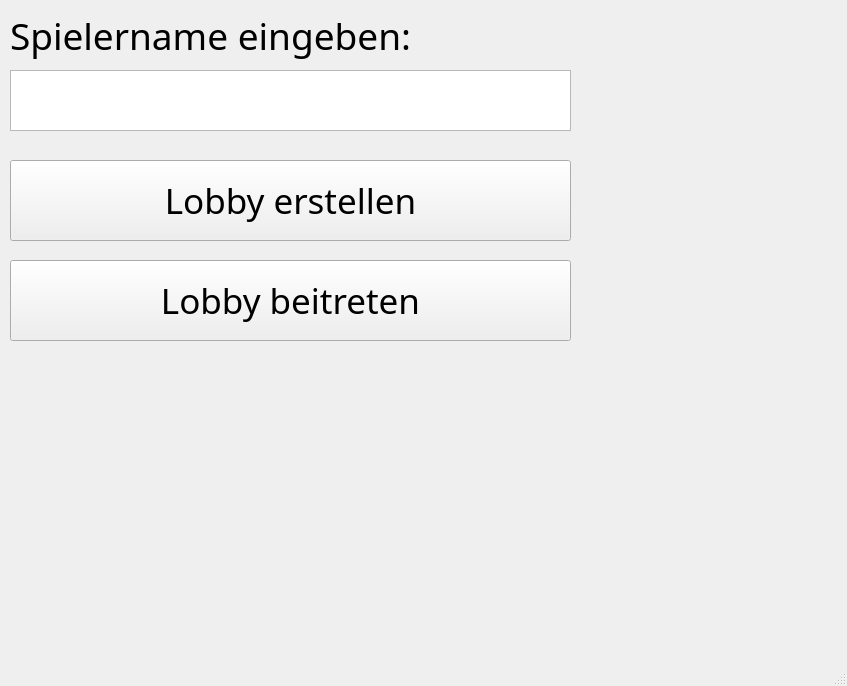
Before: the Qt Designer form Qwirkle-master/ProjectQ/mainwindow.ui in Praktikumsgruppe-1/Qwirkle, drawn with Qt 5.
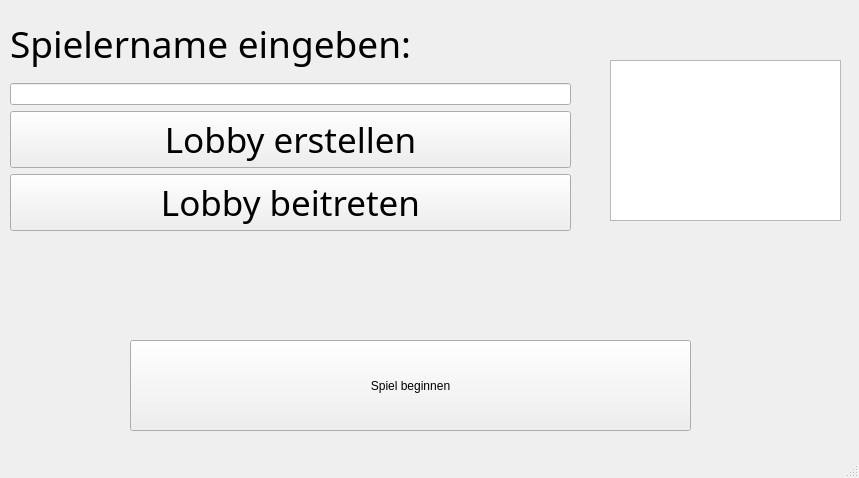
After: the same form once the commit is applied.

Patch:
```diff
--- a/Qwirkle-master/ProjectQ/mainwindow.ui
+++ b/Qwirkle-master/ProjectQ/mainwindow.ui
@@ -6,23 +6,49 @@
    <rect>
     <x>0</x>
     <y>0</y>
-    <width>847</width>
-    <height>686</height>
+    <width>859</width>
+    <height>478</height>
    </rect>
   </property>
   <property name="windowTitle">
    <string>MainWindow</string>
   </property>
   <widget class="QWidget" name="centralwidget">
-   <widget class="QLabel" name="label">
+   <widget class="QPushButton" name="pushButton_3">
+    <property name="geometry">
+     <rect>
+      <x>130</x>
+      <y>340</y>
+      <width>561</width>
+      <height>91</height>
+     </rect>
+    </property>
+    <property name="text">
+     <string>Spiel beginnen</string>
+    </property>
+   </widget>
+   <widget class="QPlainTextEdit" name="logEditor">
+    <property name="geometry">
+     <rect>
+      <x>610</x>
+      <y>60</y>
+      <width>231</width>
+      <height>161</height>
+     </rect>
+    </property>
+   </widget>
+   <widget class="QWidget" name="">
     <property name="geometry">
      <rect>
       <x>10</x>
       <y>10</y>
-      <width>611</width>
-      <height>51</height>
+      <width>561</width>
+      <height>221</height>
      </rect>
     </property>
+    <layout class="QVBoxLayout" name="verticalLayout_2">
+     <item>
+      <widget class="QLabel" name="label">
     <property name="font">
      <font>
       <family>Candara Light</family>
@@ -33,32 +59,12 @@
      <string>Spielername eingeben:</string>
     </property>
    </widget>
-   <widget class="QTextBrowser" name="textBrowser">
-    <property name="geometry">
-     <rect>
-      <x>10</x>
-      <y>70</y>
-      <width>561</width>
-      <height>61</height>
-     </rect>
-    </property>
-    <property name="font">
-     <font>
-      <family>Candara Light</family>
-      <pointsize>24</pointsize>
-      <italic>true</italic>
-     </font>
-    </property>
-   </widget>
-   <widget class="QPushButton" name="pushButton">
-    <property name="geometry">
-     <rect>
-      <x>10</x>
-      <y>160</y>
-      <width>561</width>
-      <height>81</height>
-     </rect>
-    </property>
+     </item>
+     <item>
+      <widget class="QLineEdit" name="lineEdit"/>
+     </item>
+     <item>
+      <widget class="QPushButton" name="startStopButton">
     <property name="font">
      <font>
       <family>Candara Light</family>
@@ -69,15 +75,9 @@
      <string>Lobby erstellen</string>
     </property>
    </widget>
-   <widget class="QPushButton" name="pushButton_2">
-    <property name="geometry">
-     <rect>
-      <x>10</x>
-      <y>260</y>
-      <width>561</width>
-      <height>81</height>
-     </rect>
-    </property>
+     </item>
+     <item>
+      <widget class="QPushButton" name="connectButton">
     <property name="font">
      <font>
       <family>Candara Light</family>
@@ -88,6 +88,9 @@
      <string>Lobby beitreten</string>
     </property>
    </widget>
+     </item>
+    </layout>
+   </widget>
   </widget>
   <widget class="QMenuBar" name="menubar">
    <property name="geometry">
```
Left out of the diff: 2 changed lines with no effect on the pictures. Lines whose indentation alone changed are shown as unchanged.
